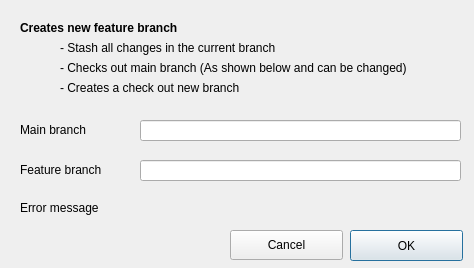
Qt form resources/ui/feature_branch_dialog.ui (jkhan-007/contextually-app) before a commit.
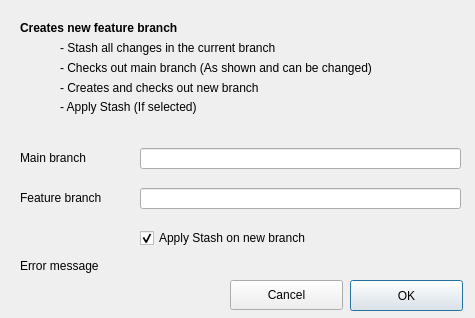
The same form after that commit.

Commit message: Added Stash and Apply support when creating feature branch

What changed in the file:
```diff
--- a/resources/ui/feature_branch_dialog.ui
+++ b/resources/ui/feature_branch_dialog.ui
@@ -9,8 +9,8 @@
    <rect>
     <x>0</x>
     <y>0</y>
-    <width>474</width>
-    <height>268</height>
+    <width>475</width>
+    <height>318</height>
    </rect>
   </property>
   <property name="windowTitle">
@@ -23,7 +23,7 @@
    <property name="geometry">
     <rect>
      <x>350</x>
-     <y>230</y>
+     <y>280</y>
      <width>113</width>
      <height>31</height>
     </rect>
@@ -36,7 +36,7 @@
    <property name="geometry">
     <rect>
      <x>230</x>
-     <y>230</y>
+     <y>280</y>
      <width>113</width>
      <height>30</height>
     </rect>
@@ -49,7 +49,7 @@
    <property name="geometry">
     <rect>
      <x>140</x>
-     <y>120</y>
+     <y>148</y>
      <width>321</width>
      <height>21</height>
     </rect>
@@ -100,7 +100,7 @@
     </rect>
    </property>
    <property name="text">
-    <string>- Checks out main branch (As shown below and can be changed)</string>
+    <string>- Checks out main branch (As shown and can be changed)</string>
    </property>
   </widget>
   <widget class="QLabel" name="label_4">
@@ -113,14 +113,14 @@
     </rect>
    </property>
    <property name="text">
-    <string>- Creates a check out new branch</string>
+    <string>- Creates and checks out new branch</string>
    </property>
   </widget>
   <widget class="QLabel" name="label_5">
    <property name="geometry">
     <rect>
      <x>20</x>
-     <y>120</y>
+     <y>148</y>
      <width>111</width>
      <height>20</height>
     </rect>
@@ -133,7 +133,7 @@
    <property name="geometry">
     <rect>
      <x>20</x>
-     <y>160</y>
+     <y>188</y>
      <width>111</width>
      <height>20</height>
     </rect>
@@ -146,7 +146,7 @@
    <property name="geometry">
     <rect>
      <x>140</x>
-     <y>160</y>
+     <y>188</y>
      <width>321</width>
      <height>21</height>
     </rect>
@@ -156,7 +156,7 @@
    <property name="geometry">
     <rect>
      <x>20</x>
-     <y>200</y>
+     <y>258</y>
      <width>441</width>
      <height>16</height>
     </rect>
@@ -165,6 +165,35 @@
     <string>Error message</string>
    </property>
   </widget>
+  <widget class="QCheckBox" name="chk_apply_stash">
+   <property name="geometry">
+    <rect>
+     <x>140</x>
+     <y>228</y>
+     <width>221</width>
+     <height>20</height>
+    </rect>
+   </property>
+   <property name="text">
+    <string>Apply Stash on new branch</string>
+   </property>
+   <property name="checked">
+    <bool>true</bool>
+   </property>
+  </widget>
+  <widget class="QLabel" name="label_7">
+   <property name="geometry">
+    <rect>
+     <x>60</x>
+     <y>99</y>
+     <width>391</width>
+     <height>16</height>
+    </rect>
+   </property>
+   <property name="text">
+    <string>- Apply Stash (If selected)</string>
+   </property>
+  </widget>
  </widget>
  <resources/>
  <connections/>
```
Left out of the diff: 7 changed lines with no effect on the pictures. The commit also changes 8 other files.
